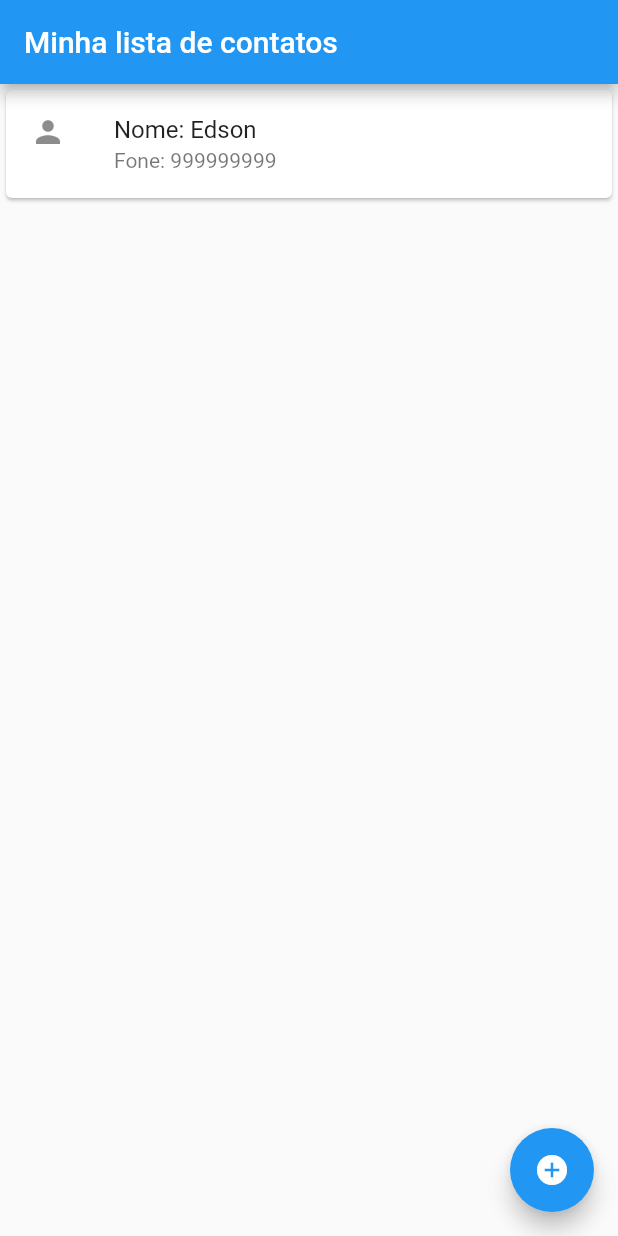
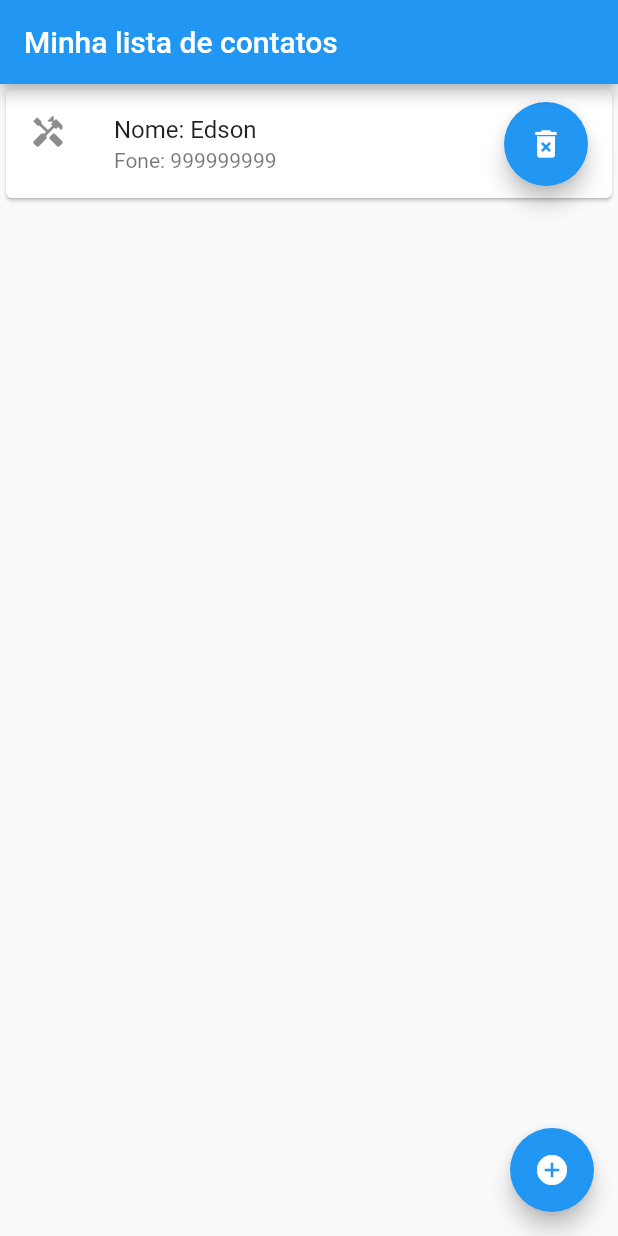
Before and after one commit to empucrs/ITAcademy13, a Flutter app: the screen it shows after launch, on a phone screen of 412 x 824 dp. Run offline on Flutter 3.47's test engine with Material 2 defaults, Android fonts, the phone set to English and light mode, and no system bars.

Commit message:
Diferenciação de icone homem/mulher

```diff
--- a/04Ago21/flutter03_listadecontatos/lib/contato.dart
+++ b/04Ago21/flutter03_listadecontatos/lib/contato.dart
@@ -3,5 +3,6 @@ class contato{
   int idade;
   String telefone;
   String email;
-  contato(this.nome, this.idade, this.telefone, this.email);
+  bool ehHomem;
+  contato(this.nome, this.idade, this.telefone, this.email, [this.ehHomem=true]);
 }
--- a/04Ago21/flutter03_listadecontatos/lib/listaContatos.dart
+++ b/04Ago21/flutter03_listadecontatos/lib/listaContatos.dart
@@ -1,6 +1,7 @@
 import 'package:flutter/material.dart';
 import 'package:flutter03_listadecontatos/adicionaContato.dart';
 import 'package:flutter03_listadecontatos/contato.dart';
+import 'package:flutter03_listadecontatos/detalhesDoContato.dart';
 
 class listaContatos extends StatefulWidget {
   @override
@@ -23,9 +24,15 @@ class _listaContatosState extends State<listaContatos> {
         itemBuilder: (context, indice) {
           return Card(
             child: ListTile(
-              leading: Icon(Icons.person),
+              leading: (meusContatos[indice].ehHomem)?Icon(Icons.handyman):Icon(Icons.person),
               title: Text("Nome: ${meusContatos[indice].nome}"),
               subtitle: Text("Fone: ${meusContatos[indice].telefone}"),
+              trailing: FloatingActionButton(
+                child: Icon(Icons.delete_forever),
+                onPressed: () => setState(()=>meusContatos.removeAt(indice)),
+                heroTag: null,
+              ),
+              onTap: () => Navigator.pushNamed(context, "/detalhesDoContato", arguments: meusContatos[indice]),
             ),
           );
         }
```
Also changed, not shown: 04Ago21/flutter03_listadecontatos/lib/adicionaContato.dart (+13 -1 lines), 04Ago21/flutter03_listadecontatos/lib/detalhesDoContato.dart (+48 -0 lines), 04Ago21/flutter03_listadecontatos/lib/main.dart (+9 -1 lines).
